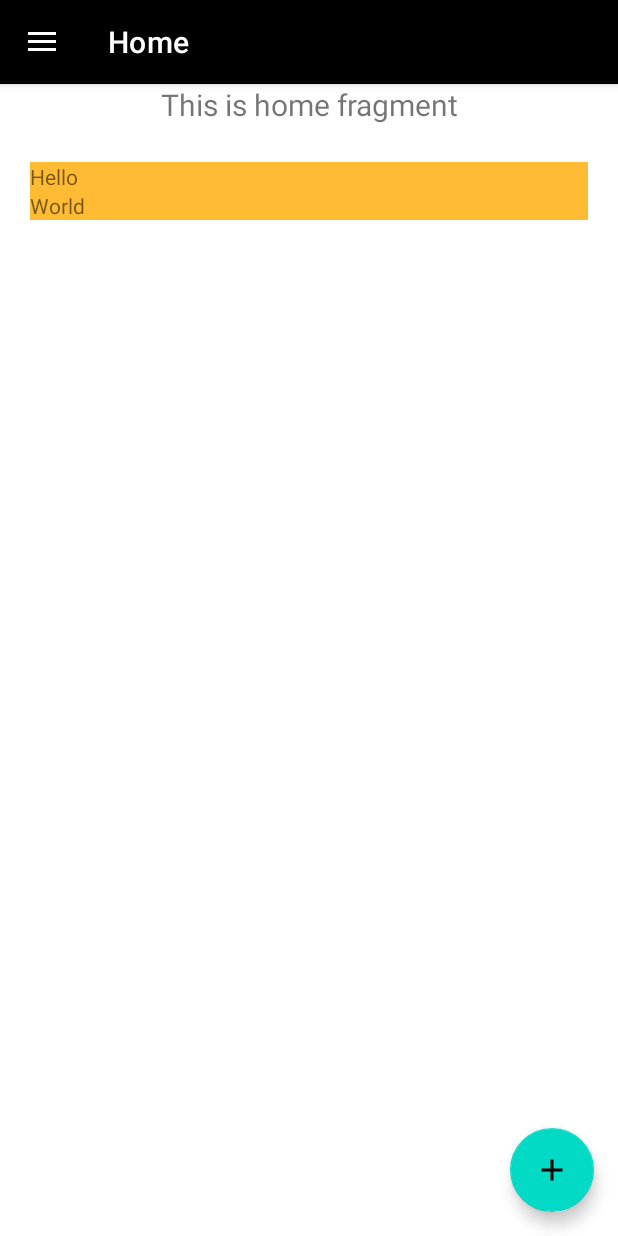
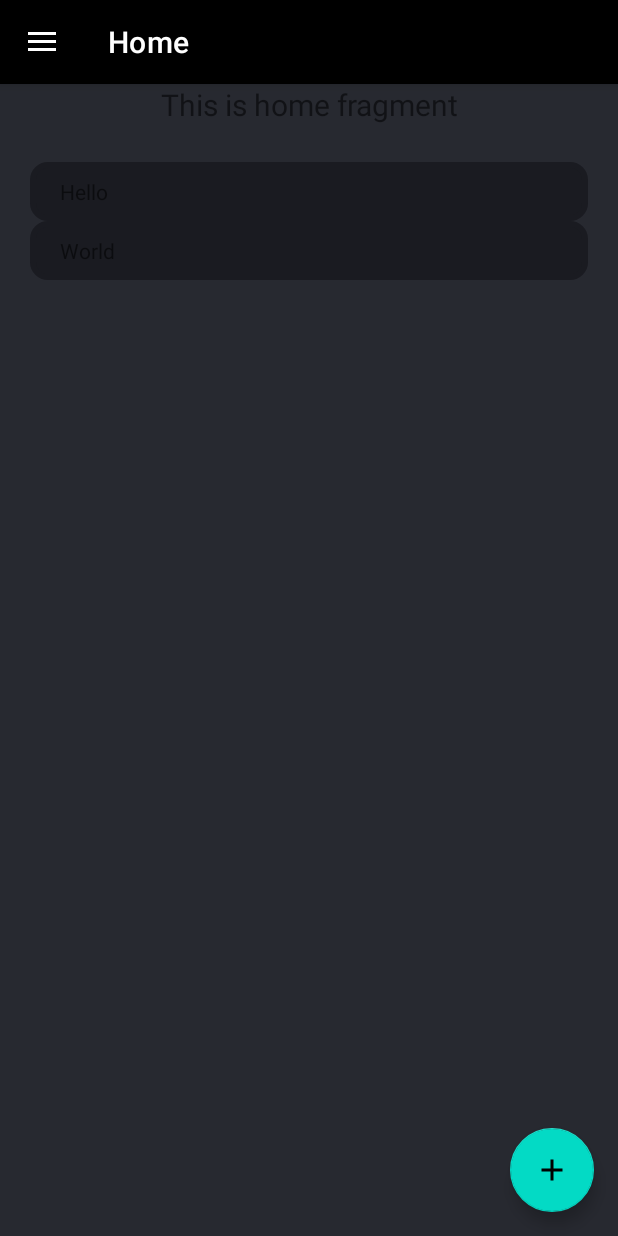
Before and after one commit to phillip12397/Tim, an Android app: the screen it shows after launch (MainActivity), after a tap on "LOGIN", on a phone screen of 412 x 824 dp. Run offline under Robolectric (Android 15) with nearby library versions, the light colour scheme and no system bars; our stand-ins replace Room's generated code, navigation-ui.

Commit message:
FK-23 update color theme

```diff
--- a/app/src/main/res/layout/fragment_home.xml
+++ b/app/src/main/res/layout/fragment_home.xml
@@ -4,6 +4,7 @@
     xmlns:tools="http://schemas.android.com/tools"
     android:layout_width="match_parent"
     android:layout_height="match_parent"
+    android:background="@color/background"
     tools:context=".ui.home.HomeFragment">
 
     <androidx.constraintlayout.widget.ConstraintLayout
--- a/app/src/main/res/layout/recyclerview_item.xml
+++ b/app/src/main/res/layout/recyclerview_item.xml
@@ -20,8 +20,8 @@ limitations under the License. -->
 
     <TextView
         android:id="@+id/textView"
-        style="@style/word_title"
+        style="@style/list_entry"
         android:layout_width="match_parent"
         android:layout_height="wrap_content"
-        android:background="@android:color/holo_orange_light" />
+        android:background="@drawable/login_frame_background" />
 </LinearLayout>
--- a/app/src/main/res/values-night/styles.xml
+++ b/app/src/main/res/values-night/styles.xml
@@ -24,11 +24,11 @@ limitations under the License. -->
 
     <!-- The default font for RecyclerView items is too small.
     The margin is a simple delimiter between the words. -->
-    <style name="word_title">
+    <style name="list_entry">
         <item name="android:layout_width">match_parent</item>
         <item name="android:layout_marginBottom">8dp</item>
         <item name="android:paddingLeft">8dp</item>
-        <item name="android:background">@android:color/holo_orange_light</item>
+        <item name="android:background">@color/colorPrimary</item>
         <item name="android:textAppearance">@android:style/TextAppearance.Large</item>
     </style>
 </resources>
--- a/app/src/main/res/values/colors.xml
+++ b/app/src/main/res/values/colors.xml
@@ -1,7 +1,5 @@
 <?xml version="1.0" encoding="utf-8"?>
 <resources>
-    <color name="purple_500">#000000</color>
-    <color name="purple_700">#FF3700B3</color>
     <color name="teal_200">#FF03DAC5</color>
     <color name="teal_700">#FF018786</color>
     <color name="black">#FF000000</color>
@@ -13,6 +11,5 @@
 
     <color name="colorPrimary">#3F51B5</color>
     <color name="colorPrimaryDark">#303F9F</color>
-    <color name="colorAccent">#FF4081</color>
     <color name="buttonLabel">#FFFFFF</color>
 </resources>
--- a/app/src/main/res/values/themes.xml
+++ b/app/src/main/res/values/themes.xml
@@ -2,8 +2,8 @@
     <!-- Base application theme. -->
     <style name="Theme.FortKnox" parent="Theme.MaterialComponents.DayNight.DarkActionBar">
         <!-- Primary brand color. -->
-        <item name="colorPrimary">@color/purple_500</item>
-        <item name="colorPrimaryVariant">@color/purple_700</item>
+        <item name="colorPrimary">@color/black</item>
+        <item name="colorPrimaryVariant">@color/colorPrimary</item>
         <item name="colorOnPrimary">@color/white</item>
         <!-- Secondary brand color. -->
         <item name="colorSecondary">@color/teal_200</item>
```
